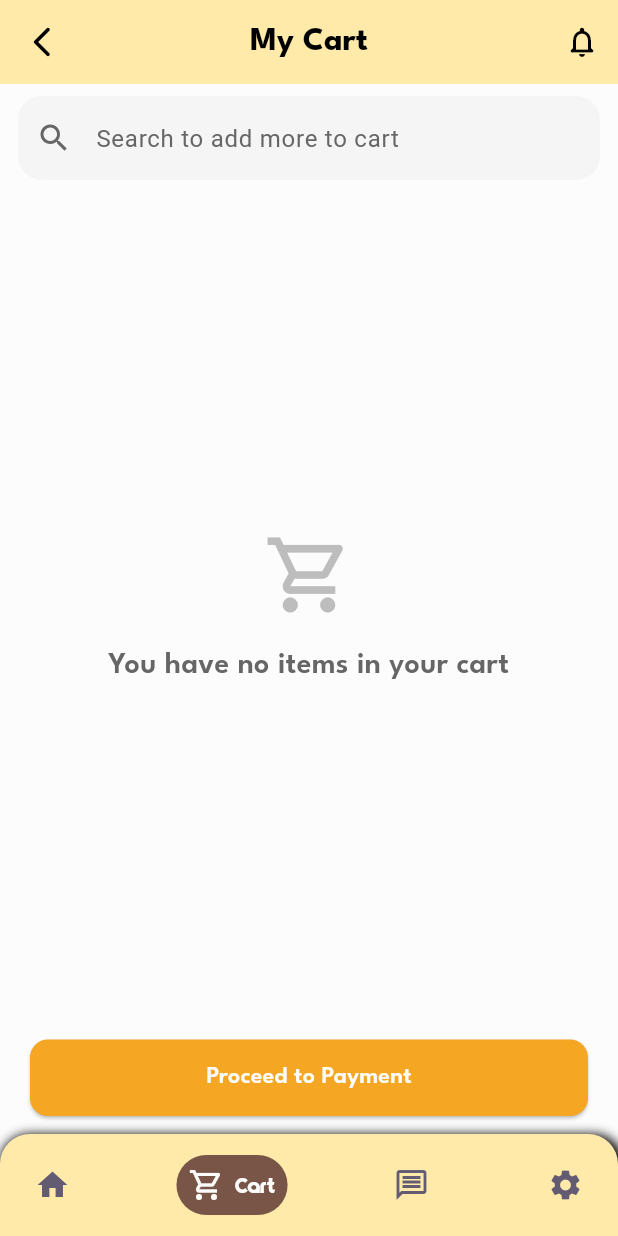
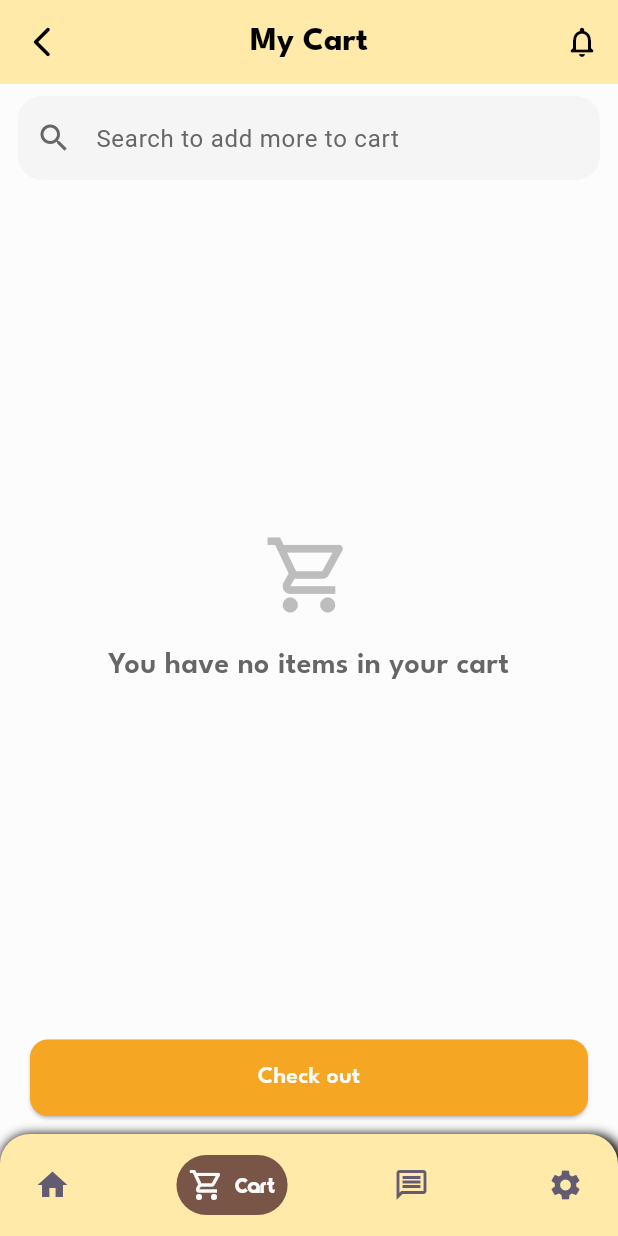
Before and after one commit to Mukian-Mayan/Kampus_Mart-, a Flutter app: the CartPage screen opened directly, on a phone screen of 412 x 824 dp. Run offline on Flutter 3.47's test engine with Material 3 defaults, Android fonts, the phone set to English and light mode, and no system bars; drawn by our look-alikes of google_nav_bar; our stand-ins replace cloud_firestore, cloud_functions, firebase_auth, firebase_core, firebase_messaging, firebase_storage and 5 more; accounts and stored records are empty; project files that could hold a hidden picture were left out.

Commit message:
Updated cart_page.dart

```diff
--- a/lib/screens/cart_page.dart
+++ b/lib/screens/cart_page.dart
@@ -463,7 +463,7 @@ bottomNavigationBar: widget.userRole == UserRole.seller
                 );
               },
               child: Text(
-                'Proceed to Payment',
+                'Check out',
                 style: AppTheme.titleStyle.copyWith(
                   color: AppTheme.paleWhite,
                   fontSize: 16,
```
